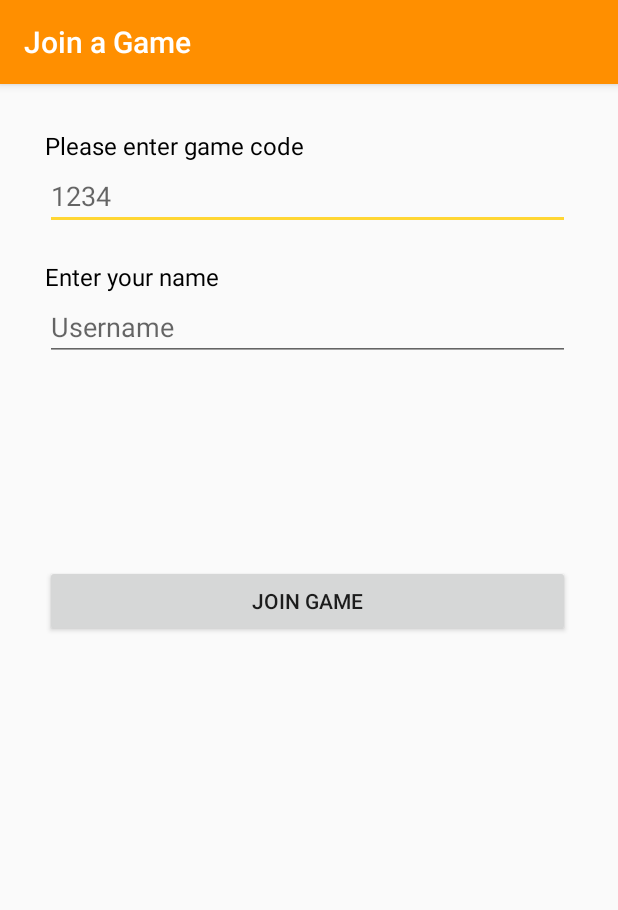
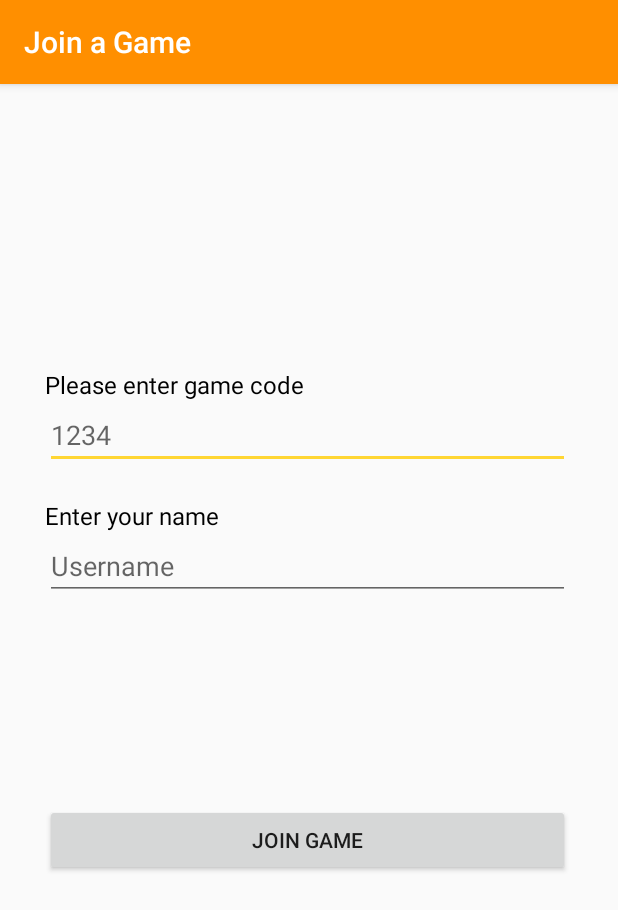
Before and after one commit to Hadjimina/TimesUp, an Android app: the JoinActivity screen opened directly, with no data from a screen before it, on a phone screen of 412 x 824 dp. Shown: the top 910 px of the screen. Run offline under Robolectric (Android 15) with nearby library versions, the light colour scheme and no system bars.

Commit message:
Join Button is not covered by keyboard anymore

```diff
--- a/app/src/main/java/com/example/philipp/timesup/CreateActivity.java
+++ b/app/src/main/java/com/example/philipp/timesup/CreateActivity.java
@@ -139,10 +139,6 @@ public class CreateActivity extends ServerIOActivity{
             }
         });
 
-
-        //initialize shared preferences object
-        //editor = getSharedPreferences(MYPREFS, MODE_PRIVATE).edit();
-
         //cancel Button goes back to StartActivity
         cancel = findViewById(R.id.button_cancel);
         cancel.setOnClickListener(new View.OnClickListener() {
--- a/app/src/main/res/layout/activity_create.xml
+++ b/app/src/main/res/layout/activity_create.xml
@@ -1,5 +1,4 @@
 <?xml version="1.0" encoding="utf-8"?>
-
 <ScrollView xmlns:android="http://schemas.android.com/apk/res/android"
     xmlns:tools="http://schemas.android.com/tools"
     android:id="@+id/SonucScrollView"
--- a/app/src/main/res/layout/activity_join.xml
+++ b/app/src/main/res/layout/activity_join.xml
@@ -3,20 +3,19 @@
     xmlns:tools="http://schemas.android.com/tools"
     android:id="@+id/SonucScrollView"
     android:layout_width="fill_parent"
-    android:layout_height="fill_parent"
+    android:layout_height="wrap_content"
+    android:layout_gravity="center"
     android:isScrollContainer="true"
     android:scrollbars="vertical"
-    android:layout_gravity="center"
-    android:orientation="vertical"
-    >
+    android:orientation="vertical" >
 
     <RelativeLayout xmlns:android="http://schemas.android.com/apk/res/android"
         xmlns:tools="http://schemas.android.com/tools"
         android:layout_width="match_parent"
         android:layout_height="wrap_content"
         android:layout_margin="30dp"
+        android:orientation="vertical"
         tools:context="com.example.philipp.timesup.CreateActivity">
-
 
         <TextView
             android:id="@+id/game_code"
@@ -100,6 +99,7 @@
                 android:layout_height="wrap_content"
                 android:layout_below="@id/radiogroup"
                 android:text="@string/go"
+                android:layout_marginBottom="50dp"
                 android:visibility="invisible" />
 
     </RelativeLayout>
```
Also changed, not shown: app/src/main/java/com/example/philipp/timesup/WordsActivity.java (line endings or trailing spaces).
